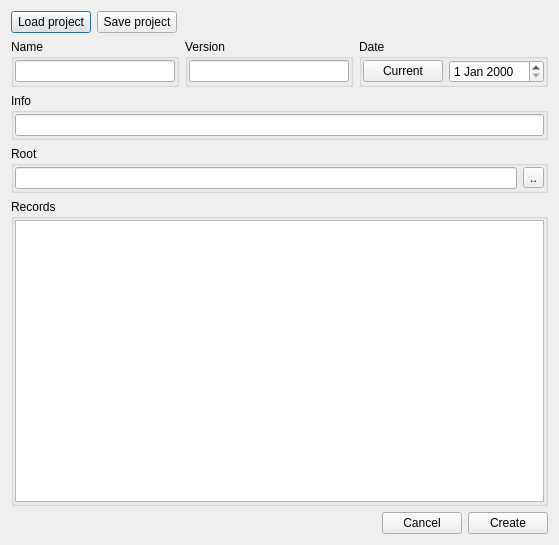
This is gui_source/dialogcreatemodule.ui in horsicq/x64dbg-Plugin-Manager as Qt 5 draws it before an edit. The edited form follows.
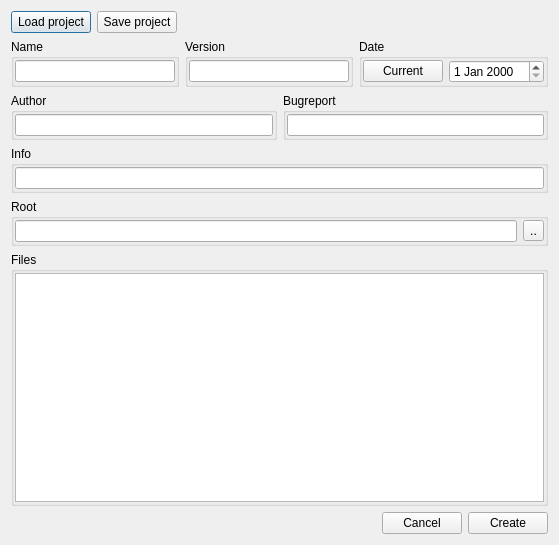
This is the edited form.

What changed in the file:
```diff
--- a/gui_source/dialogcreatemodule.ui
+++ b/gui_source/dialogcreatemodule.ui
@@ -134,6 +134,58 @@
      </item>
     </layout>
    </item>
+   <item>
+    <layout class="QHBoxLayout" name="horizontalLayout_6">
+     <item>
+      <widget class="QGroupBox" name="groupBoxAuthor">
+       <property name="title">
+        <string>Author</string>
+       </property>
+       <layout class="QVBoxLayout" name="verticalLayout_5">
+        <property name="leftMargin">
+         <number>1</number>
+        </property>
+        <property name="topMargin">
+         <number>1</number>
+        </property>
+        <property name="rightMargin">
+         <number>1</number>
+        </property>
+        <property name="bottomMargin">
+         <number>1</number>
+        </property>
+        <item>
+         <widget class="QLineEdit" name="lineEditAuthor"/>
+        </item>
+       </layout>
+      </widget>
+     </item>
+     <item>
+      <widget class="QGroupBox" name="groupBoxBugreport">
+       <property name="title">
+        <string>Bugreport</string>
+       </property>
+       <layout class="QVBoxLayout" name="verticalLayout_7">
+        <property name="leftMargin">
+         <number>1</number>
+        </property>
+        <property name="topMargin">
+         <number>1</number>
+        </property>
+        <property name="rightMargin">
+         <number>1</number>
+        </property>
+        <property name="bottomMargin">
+         <number>1</number>
+        </property>
+        <item>
+         <widget class="QLineEdit" name="lineEditBugreport"/>
+        </item>
+       </layout>
+      </widget>
+     </item>
+    </layout>
+   </item>
    <item>
     <widget class="QGroupBox" name="groupBoxInfo">
      <property name="title">
@@ -192,7 +244,7 @@
    <item>
     <widget class="QGroupBox" name="groupBoxRecords">
      <property name="title">
-      <string>Records</string>
+      <string>Files</string>
      </property>
      <layout class="QVBoxLayout" name="verticalLayout_6">
       <property name="leftMargin">
```
